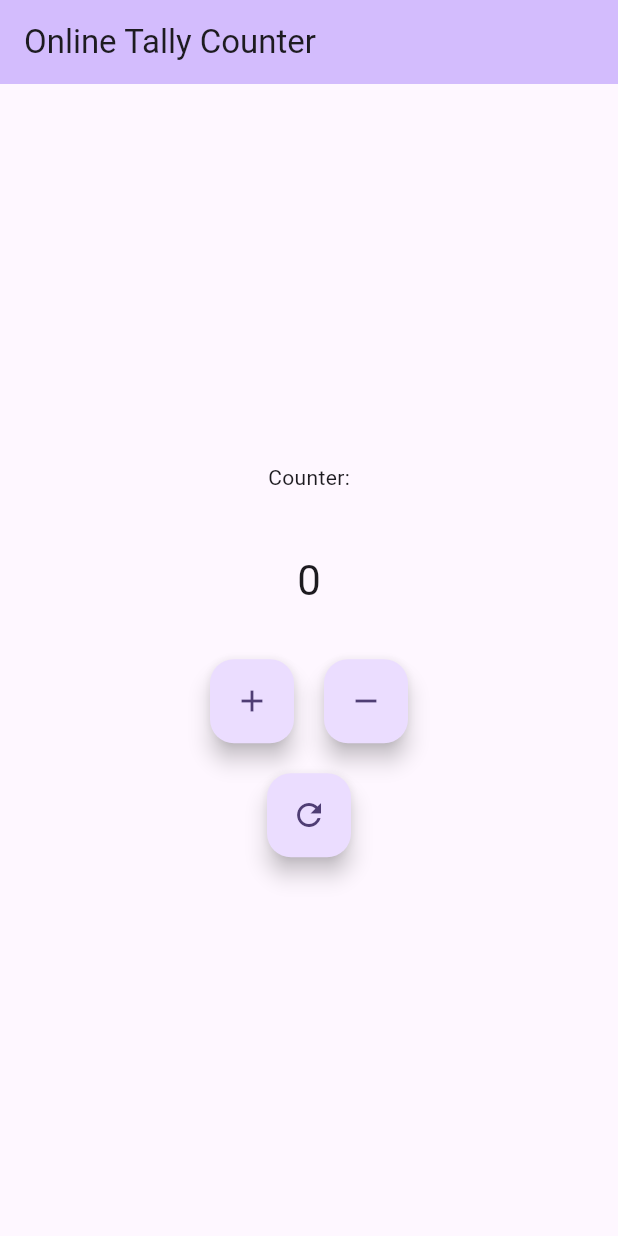
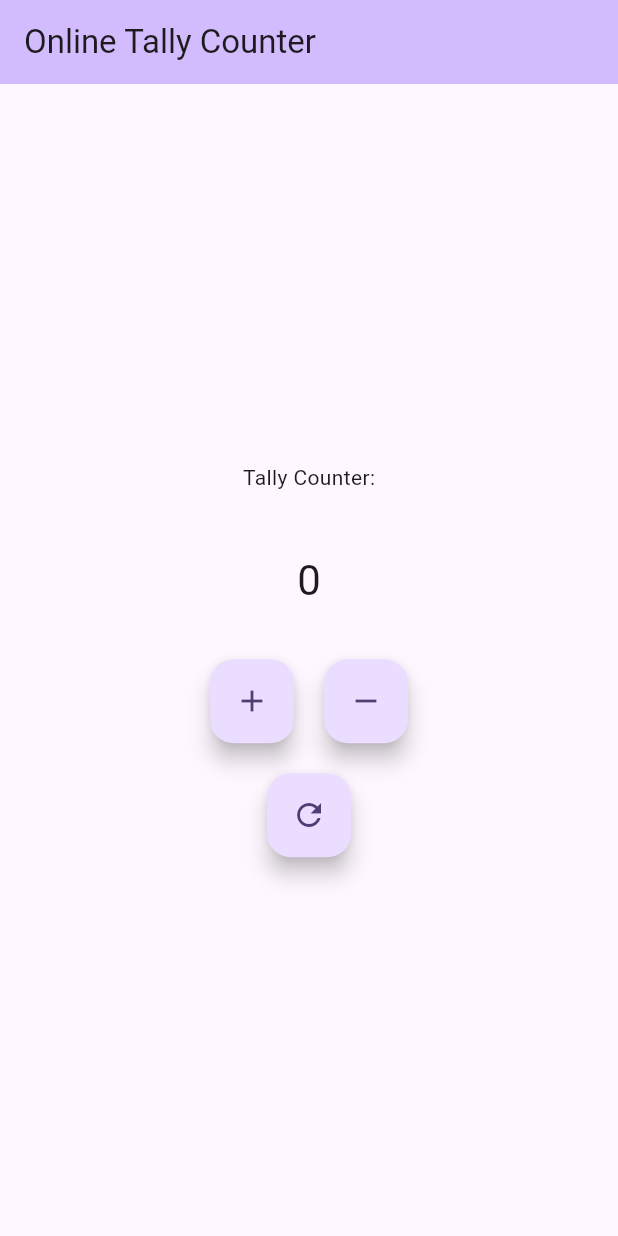
Before and after one commit to naseebnaushad/helloworld, a Flutter app: the screen it shows after launch, on a phone screen of 412 x 824 dp. Run offline on Flutter 3.47's test engine with Material 3 defaults, Android fonts, the phone set to English and light mode, and no system bars.

Commit message:
Changed some wordings

```diff
--- a/lib/main.dart
+++ b/lib/main.dart
@@ -61,7 +61,7 @@
         child: Column(
           mainAxisAlignment: MainAxisAlignment.center,
           children: <Widget>[
-            const Text('Counter:'),
+            const Text('Tally Counter:'),
             SizedBox(height: 40,),
             Text(
               '$_counter',
```
